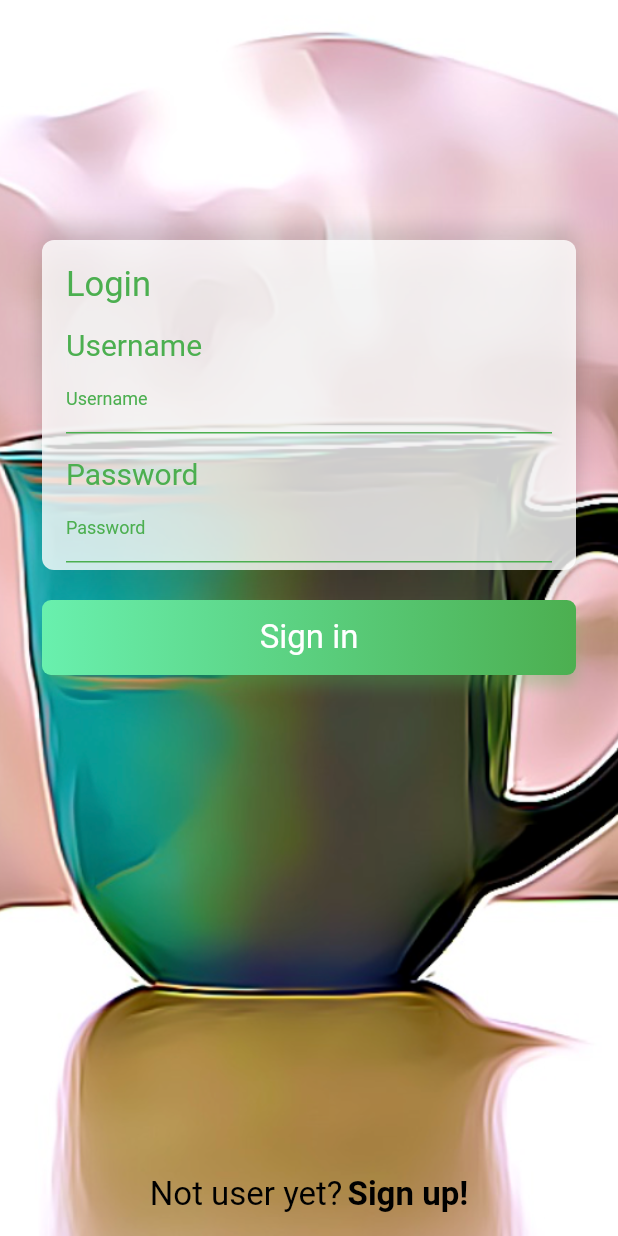
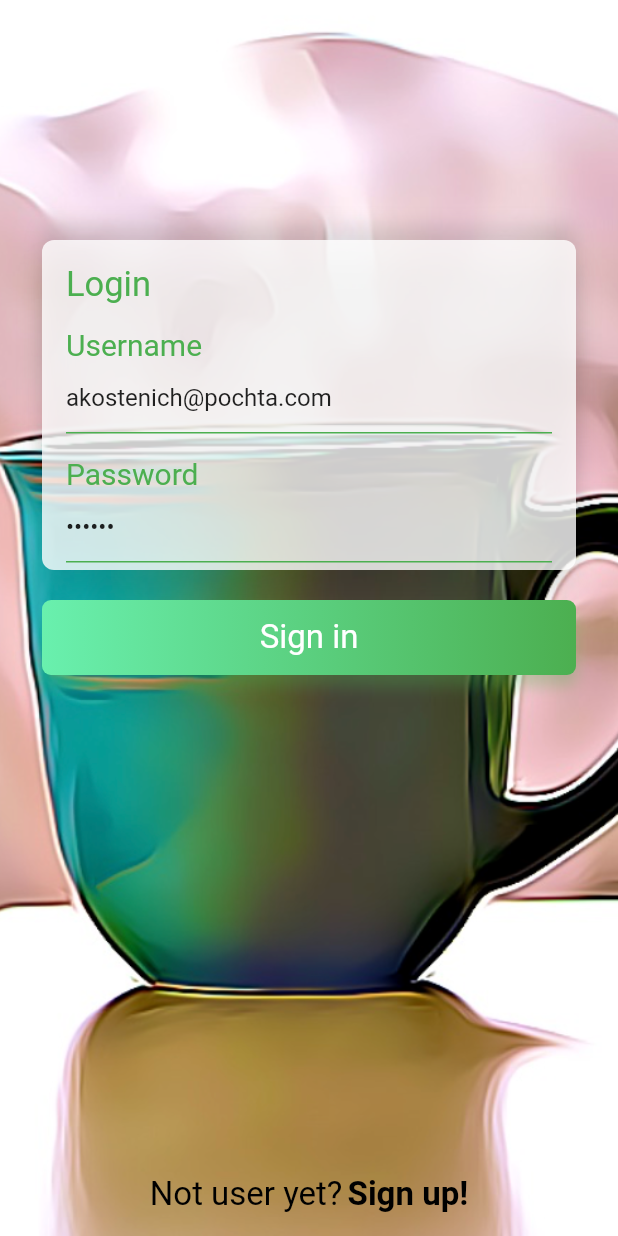
Before and after one commit to eXiga/byomug, a Flutter app: the screen it shows after launch, on a phone screen of 412 x 824 dp. Run offline on Flutter 3.47's test engine with Material 2 defaults, Android fonts, the phone set to English and light mode, and no system bars; our stand-ins replace google_maps_flutter, qr_flutter; missing offline and left inert: barcode_scan; Roboto replaces fonts that are missing (AT).

Commit message:
implement data passing through routes, default values for login and fix JSON mapping for client

```diff
--- a/client/lib/home-client.dart
+++ b/client/lib/home-client.dart
@@ -3,6 +3,12 @@ import 'package:flutter/material.dart';
 
 import 'widgets/client-info.dart';
 import 'widgets/hosts-map.dart';
+
+class HomeClientScreenArguments {
+  final Client client;
+
+  HomeClientScreenArguments(this.client);
+}
 
 class HomeClientScreen extends StatefulWidget {
   @override
@@ -20,12 +26,12 @@ class _HomeClientScreenState extends State<HomeClientScreen> {
     });
   }
 
-  Widget getBody() {
+  Widget getBody(BuildContext context) {
     if (MAP_INDEX == selectedIndex) {
       return HostsMapWidget();
     } else {
-      Client client = Client(id: '1', name: 'Rebecca');
-      return ClientInfoWidget(client: client);
+      final HomeClientScreenArguments args = ModalRoute.of(context).settings.arguments;
+      return ClientInfoWidget(client: args.client);
     }
   }
 
@@ -35,7 +41,7 @@ class _HomeClientScreenState extends State<HomeClientScreen> {
       appBar: AppBar(
         title: const Text('byomug'),
       ),
-      body: getBody(),
+      body: getBody(context),
       bottomNavigationBar: BottomNavigationBar(
         items: const <BottomNavigationBarItem>[
           BottomNavigationBarItem(
--- a/client/lib/login.dart
+++ b/client/lib/login.dart
@@ -1,6 +1,7 @@
 import 'dart:convert';
 
 import 'package:byomug/decorations/gradient-box-decoration.dart';
+import 'package:byomug/home-client.dart';
 import 'package:byomug/widgets/alert.dart';
 import 'package:flutter/material.dart';
 import 'package:byomug/widgets/card.dart';
@@ -18,8 +19,8 @@ class LoginPage extends StatefulWidget {
 
 class _LoginPageState extends State<LoginPage> {
 
-  final userNameFieldController = TextEditingController();
-  final passwordFieldController = TextEditingController();
+  final userNameFieldController = TextEditingController(text: "akostenich@pochta.com");
+  final passwordFieldController = TextEditingController(text: "123321");
   var isLoading = false;
 
   Widget get _pageToDisplay {
@@ -61,9 +62,9 @@ class _LoginPageState extends State<LoginPage> {
               FormCard(
                 title: 'Login',
                 opacity: 0.8,
-                 backgroundColor: Colors.white,
-                 userNameFieldController: this.userNameFieldController,
-                 passwordFieldController: this.passwordFieldController
+                backgroundColor: Colors.white,
+                userNameFieldController: this.userNameFieldController,
+                passwordFieldController: this.passwordFieldController
               ),
               SizedBox(
                 height: 20,
@@ -85,7 +86,7 @@ class _LoginPageState extends State<LoginPage> {
                         });
 
                         var string = Client(
-                          name: this.userNameFieldController.text,
+                          username: this.userNameFieldController.text,
                           password: this.passwordFieldController.text
                         ).toJson();
 
@@ -97,7 +98,11 @@ class _LoginPageState extends State<LoginPage> {
                           if (user.isHost) {
                             Navigator.pushReplacementNamed(context, '/home_host');
                           } else {
-                            Navigator.pushReplacementNamed(context, '/home_client');
+                            Navigator.pushReplacementNamed(
+                              context,
+                              '/home_client',
+                              arguments: HomeClientScreenArguments(user)
+                            );
                           }
                         } catch (e) {
                           setState(() {
--- a/client/lib/models/client.dart
+++ b/client/lib/models/client.dart
@@ -17,10 +17,10 @@ class Client {
   Client.fromJson(Map<String, dynamic> json)
       : name = "",
         id = json['_id'],
-        isHost = json['isHost'],
+        isHost = false,
         token = json['token'],
         username = json['name'],
         password = "";
 
-  Map<String, dynamic> toJson() => {'name': username, 'password': password};
+  Map<String, dynamic> toJson() => {'username': username, 'password': password};
 }
```
